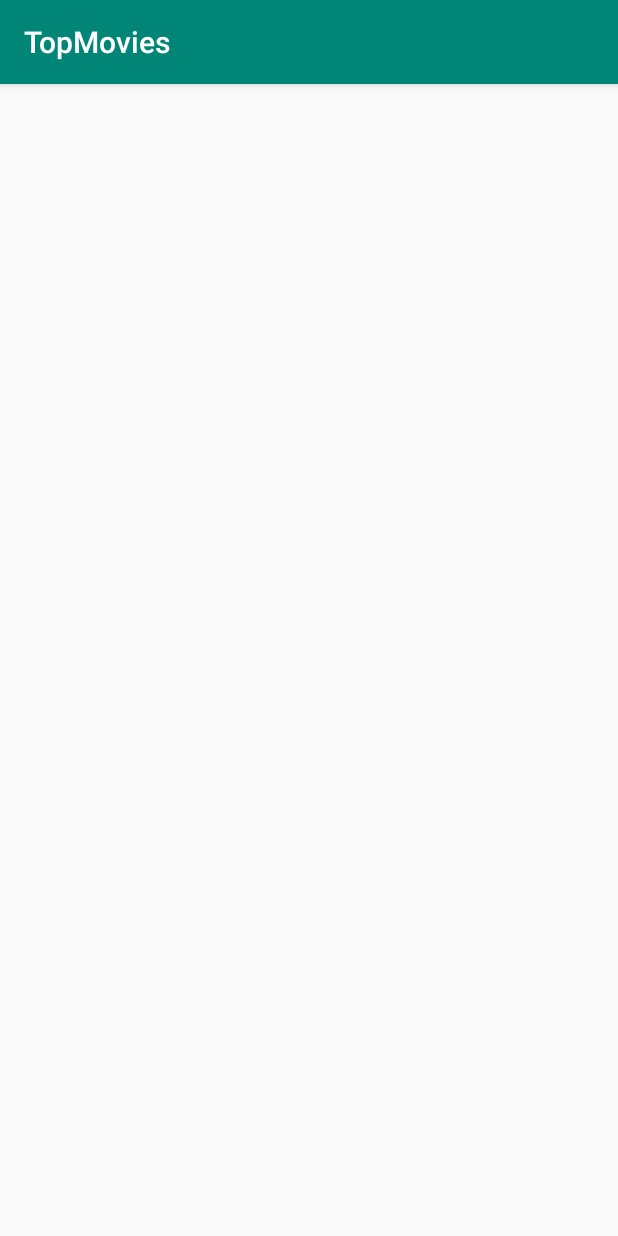
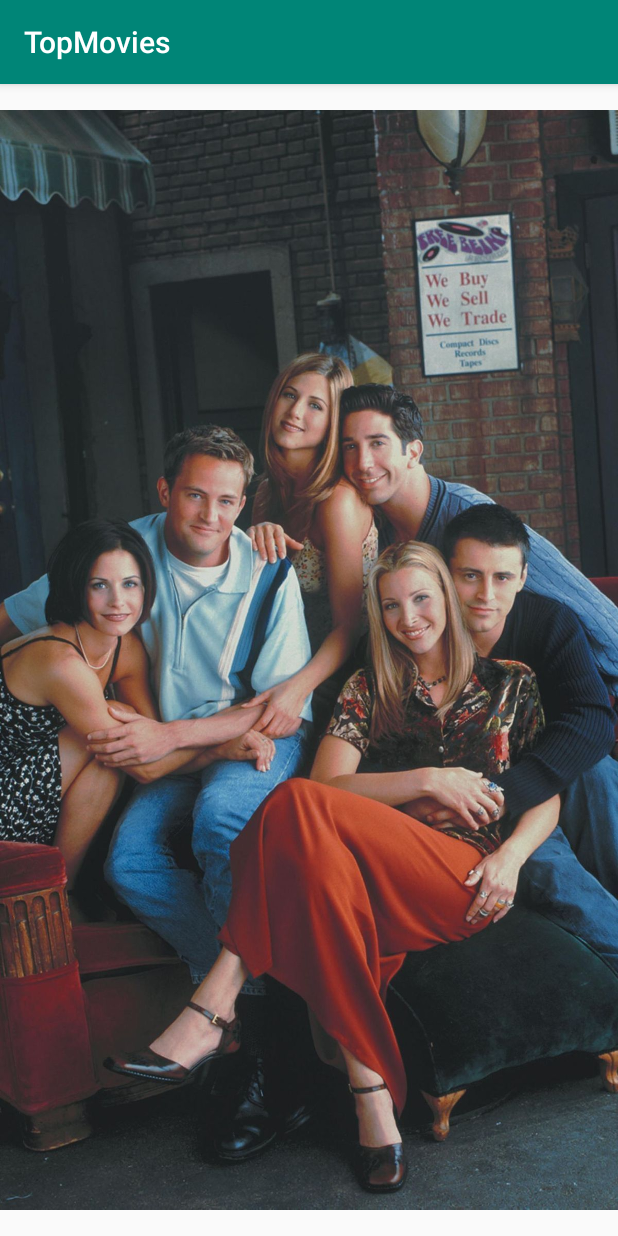
Before and after one commit to bekaweirdo/TopMovies, an Android app: the Splash screen opened directly, with no data from a screen before it, on a phone screen of 412 x 824 dp. Run offline under Robolectric (Android 15) with nearby library versions, the phone set to English and light mode, and no system bars.

Commit message:
add imageview for splashscreen

```diff
--- a/app/src/main/res/layout/activity_splash.xml
+++ b/app/src/main/res/layout/activity_splash.xml
@@ -1,5 +1,5 @@
 <?xml version="1.0" encoding="utf-8"?>
-<androidx.constraintlayout.widget.ConstraintLayout
+<FrameLayout
         xmlns:android="http://schemas.android.com/apk/res/android"
         xmlns:tools="http://schemas.android.com/tools"
         xmlns:app="http://schemas.android.com/apk/res-auto"
@@ -7,4 +7,8 @@
         android:layout_height="match_parent"
         tools:context=".Splash">
 
-</androidx.constraintlayout.widget.ConstraintLayout>
+    <ImageView android:layout_width="match_parent"
+               android:layout_height="match_parent"
+                android:src="@drawable/Friends"
+            android:keepScreenOn="true"/>
+</FrameLayout>
```
Also changed, not shown: app/src/main/res/drawable/Friends.jpg (added).
